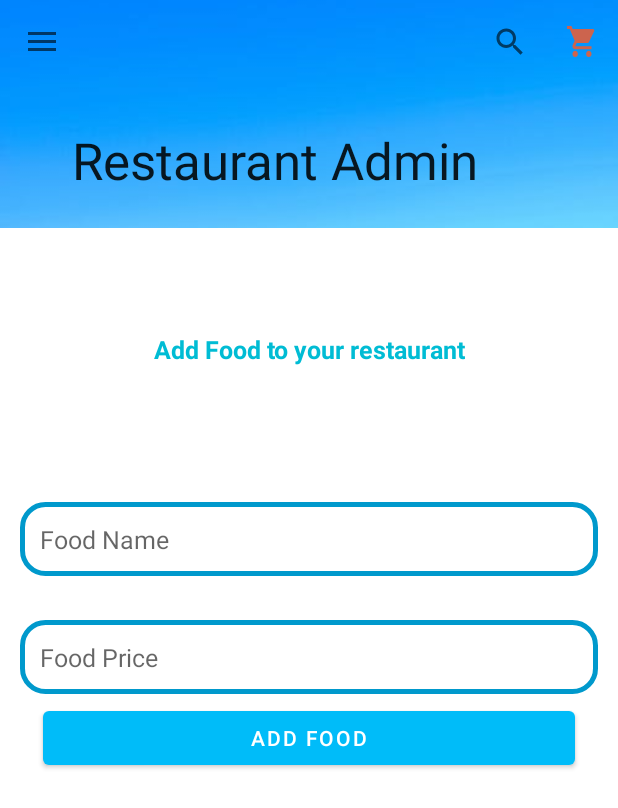
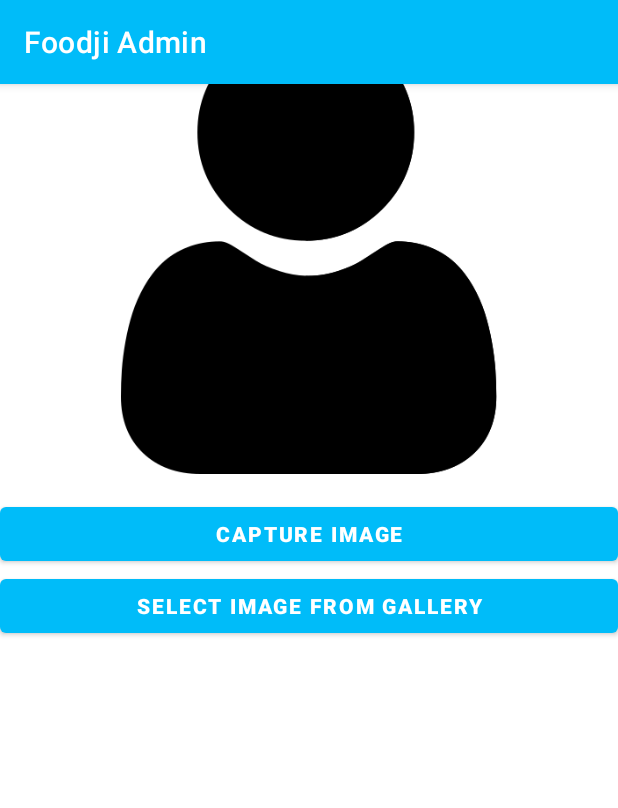
Before and after one commit to kazi123kazi/Foodji-Admin-App, an Android app: the Home screen opened directly, with no data from a screen before it, in the side drawer, after a tap on "Update Info", on a phone screen of 412 x 824 dp. Shown: the top 808 px of the screen. Run offline under Robolectric (Android 15) with nearby library versions, the phone set to English and light mode, and no system bars; our stand-ins replace sdp/ssp sizes.

Commit message:
update info ui added

```diff
--- a/app/src/main/AndroidManifest.xml
+++ b/app/src/main/AndroidManifest.xml
@@ -4,6 +4,13 @@
 
     <uses-sdk android:targetSdkVersion="29" />
 
+    <uses-permission android:name="android.permission.READ_EXTERNAL_STORAGE" />
+    <uses-permission android:name="android.permission.CAMERA" />
+
+    <uses-feature android:name="android.hardware.camera" />
+    <uses-feature android:name="android.hardware.camera.autofocus" />
+
+    <uses-permission android:name="android.permission.WRITE_EXTERNAL_STORAGE" />
     <uses-permission android:name="android.permission.INTERNET" />
 
     <application
@@ -12,7 +19,9 @@
         android:label="@string/app_name"
         android:roundIcon="@drawable/applogo"
         android:supportsRtl="true"
-        android:theme="@style/AppTheme">
+        android:theme="@style/AppTheme"
+        android:usesCleartextTraffic="true">
+        <activity android:name=".Update"></activity>
         <activity
             android:name=".Splash"
             android:theme="@style/AppTheme.NoActionBar">
@@ -21,7 +30,6 @@
 
                 <category android:name="android.intent.category.LAUNCHER" />
             </intent-filter>
-
         </activity>
         <!--
 <<<<<<< HEAD
@@ -52,9 +60,7 @@
             android:theme="@style/AppTheme.NoActionBar" />
         <activity
             android:name=".WelcomeActvity"
-            android:theme="@style/AppTheme.NoActionBar">
-
-        </activity>
+            android:theme="@style/AppTheme.NoActionBar"></activity>
         <activity
             android:name=".MainActivity"
             android:theme="@style/AppTheme.NoActionBar">
--- a/app/src/main/java/org/example/foodie/Home.java
+++ b/app/src/main/java/org/example/foodie/Home.java
@@ -1,6 +1,9 @@
 package org.example.foodie;
 
+import android.Manifest;
+import android.app.AlertDialog;
 import android.app.Notification;
+import android.content.DialogInterface;
 import android.content.Intent;
 import android.content.pm.PackageManager;
 import android.os.Bundle;
@@ -15,6 +18,8 @@ import android.widget.ProgressBar;
 import android.widget.TextView;
 import android.widget.Toast;
 import androidx.annotation.Nullable;
+import androidx.core.app.ActivityCompat;
+import androidx.core.content.ContextCompat;
 import androidx.fragment.app.Fragment;
 
 import org.example.foodie.models.Food;
@@ -28,6 +33,7 @@ import retrofit2.Response;
 
 
 public class Home extends Fragment {
+    private static final int MY_PERMISSIONS_REQUEST_LOCATION = 99;
     private TextView restaurantName, restaurantInfo;
     private ImageView restaurantImage;
     private EditText foodName,foodprice;
@@ -104,4 +110,6 @@ public class Home extends Fragment {
         getActivity().setTitle("FOODJI ADMIN");
     }
 
+
+
 }
--- a/app/src/main/java/org/example/foodie/MainActivity.java
+++ b/app/src/main/java/org/example/foodie/MainActivity.java
@@ -83,7 +83,7 @@ public class MainActivity extends AppCompatActivity {
 //
 //
         if (token != null) {
-           // Log.d("TOKEN", token);
+            Log.d("TOKEN", token);
             if (WelcomeActvity.getInstance() != null)
                 WelcomeActvity.getInstance().finish();
         }
@@ -133,7 +133,7 @@ public class MainActivity extends AppCompatActivity {
         loadFragment(new Home());
 
 
-// We can now look up items within the header if needed
+         // We can now look up items within the header if needed
 
         // ImageView ivHeaderPhoto = headerLayout.findViewById(R.id.imageView);
 
@@ -148,6 +148,14 @@ public class MainActivity extends AppCompatActivity {
             case android.R.id.home:
                 mDrawer.openDrawer(GravityCompat.START);
                 return true;
+            case R.id.update:
+                Intent intent = new Intent(MainActivity.this, Update.class);
+                //getSupportFragmentManager().popBackStackImmediate("frag_back",0);
+                this.startActivity(intent);
+
+
+
+
         }
         return super.onOptionsItemSelected(item);
     }
@@ -181,6 +189,11 @@ public class MainActivity extends AppCompatActivity {
                 id = true;
                 fragmentClass = Home.class;
                 break;
+            case R.id.update:
+                Intent intent = new Intent(MainActivity.this, Update.class);
+                //getSupportFragmentManager().popBackStackImmediate("frag_back",0);
+                this.startActivity(intent);
+                return;
 
             case R.id.logout:
                 LogoutUser();
--- /dev/null
+++ b/app/src/main/java/org/example/foodie/Update.java
@@ -0,0 +1,24 @@
+package org.example.foodie;
+
+import androidx.appcompat.app.AppCompatActivity;
+
+import android.os.Bundle;
+import android.widget.Button;
+import android.widget.ImageView;
+
+public class Update extends AppCompatActivity {
+    private Button captureImage,selectImage;
+    private ImageView imageView;
+    @Override
+    protected void onCreate(Bundle savedInstanceState) {
+        super.onCreate(savedInstanceState);
+        setContentView(R.layout.activity_update);
+
+        captureImage = findViewById(R.id.capture_image);
+        selectImage = findViewById(R.id.select_image);
+        imageView = findViewById(R.id.Image_view);
+
+
+
+    }
+}
--- /dev/null
+++ b/app/src/main/res/layout/activity_update.xml
@@ -0,0 +1,32 @@
+<?xml version="1.0" encoding="utf-8"?>
+<LinearLayout xmlns:android="http://schemas.android.com/apk/res/android"
+    xmlns:app="http://schemas.android.com/apk/res-auto"
+    xmlns:tools="http://schemas.android.com/tools"
+    android:layout_width="match_parent"
+    android:layout_height="match_parent"
+    tools:context=".Update"
+    android:orientation="vertical">
+    <ImageView
+        android:layout_width="match_parent"
+        android:layout_height="300dp"
+        android:id="@+id/Image_view"
+        android:src="@drawable/user"
+        android:layout_margin="16sp"
+        />
+
+    <Button
+        android:id="@+id/capture_image"
+        android:layout_width="match_parent"
+        android:layout_height="wrap_content"
+        android:text="Capture Image"
+        android:textStyle="bold" />
+
+    <Button
+        android:id="@+id/select_image"
+        android:layout_width="match_parent"
+        android:layout_height="wrap_content"
+        android:text="Select Image From gallery"
+        android:textStyle="bold" />
+
+
+</LinearLayout>
--- a/app/src/main/res/layout/fragment_home.xml
+++ b/app/src/main/res/layout/fragment_home.xml
@@ -4,7 +4,6 @@
     android:layout_height="match_parent"
     xmlns:android="http://schemas.android.com/apk/res/android"
     xmlns:app="http://schemas.android.com/apk/res-auto"
-
     android:background="#ffffff">
 
     <TextView
--- a/app/src/main/res/menu/main_menu.xml
+++ b/app/src/main/res/menu/main_menu.xml
@@ -10,11 +10,11 @@
             android:icon="@drawable/twotone_home_24"
             android:title="Home"/>
         <item
-            android:id="@+id/orders"
+            android:id="@+id/allFoods"
             android:icon="@drawable/twotone_restaurant_menu_24"
             android:title="All Foods" />
         <item
-            android:id="@+id/cart"
+            android:id="@+id/update"
             android:icon="@drawable/baseline_update_black_18dp"
             android:title="Update Info"/>
         <item
```
Also changed, not shown: app/src/main/res/drawable-hdpi/user.png (added).
